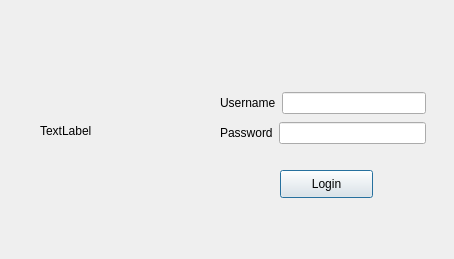
The window that login.ui (sgupta38/Password_Assistant) describes before a commit, drawn with Qt 5.
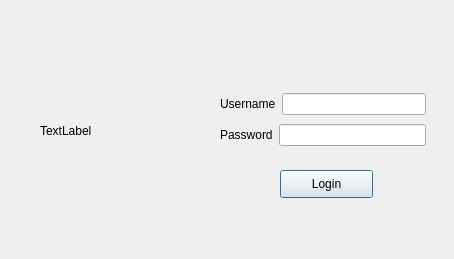
The same window after the commit.

Commit message:
Resolve "Login" issue.
- Added code for protecting confidential data.(blob)

```diff
--- a/login.ui
+++ b/login.ui
@@ -32,7 +32,7 @@
      <x>220</x>
      <y>90</y>
      <width>206</width>
-     <height>57</height>
+     <height>61</height>
     </rect>
    </property>
    <layout class="QVBoxLayout" name="verticalLayout">
@@ -49,7 +49,11 @@
        </widget>
       </item>
       <item>
-       <widget class="QLineEdit" name="m_lineEdit_username"/>
+       <widget class="QLineEdit" name="m_lineEdit_username">
+        <property name="styleSheet">
+         <string notr="true">font: 9pt &quot;MS Shell Dlg 2&quot;;</string>
+        </property>
+       </widget>
       </item>
      </layout>
     </item>
@@ -67,6 +71,9 @@
       </item>
       <item>
        <widget class="QLineEdit" name="m_lineEdit_password">
+        <property name="styleSheet">
+         <string notr="true">font: 9pt &quot;MS Shell Dlg 2&quot;;</string>
+        </property>
         <property name="echoMode">
          <enum>QLineEdit::Password</enum>
         </property>
```
The commit also changes 12 other files.
